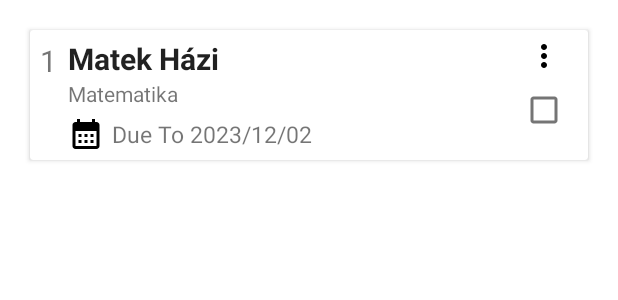
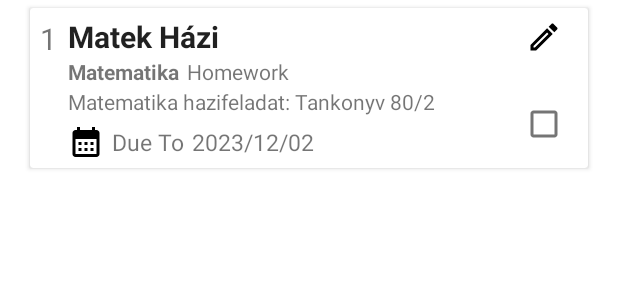
Before and after one commit to net0218game/ClassMate-HYPE, an Android app: the layout todo_item.xml on its own in the app's theme, with its tools: preview values and no code run, on a phone screen of 412 x 824 dp. Shown: the top 300 px of the screen. Run offline under Robolectric (Android 15) with nearby library versions, the phone set to English and light mode, and no system bars.

Commit message:
To Do List

```diff
--- a/ClassMate/app/src/main/java/com/example/classmate/ui/AddTodoActivity.java
+++ b/ClassMate/app/src/main/java/com/example/classmate/ui/AddTodoActivity.java
@@ -103,15 +103,16 @@ public class AddTodoActivity extends AppCompatActivity {
             @Override
             public void onClick(View v) {
 
-                String title, subject, dueDate, description;
+                String title, subject, category, dueDate, description;
                 title = todoTitleInput.getText().toString();
                 subject = subjectSpinner.getText().toString();
+                category = categorySpinner.getText().toString();
                 dueDate = dateInput.getText().toString();
                 description = noteInput.getText().toString();
 
                 FirebaseUser user = mAuth.getCurrentUser();
 
-                TodoItem todoItem = new TodoItem(title, subject, dueDate, description, Boolean.FALSE);
+                TodoItem todoItem = new TodoItem(title, subject, category, dueDate, description, Boolean.FALSE);
 
                 // nem mindenkeppen kell a .getInstace()-be a link de neha buta:( es kell neki
                 dbReference = FirebaseDatabase.getInstance("https://classmate-140fd-default-rtdb.firebaseio.com/").getReference();
--- a/ClassMate/app/src/main/java/com/example/classmate/ui/todo/TodoFragment.java
+++ b/ClassMate/app/src/main/java/com/example/classmate/ui/todo/TodoFragment.java
@@ -80,6 +80,7 @@ public class TodoFragment extends Fragment {
                         todo.add(4, Objects.requireNonNull(classDataSnapshot.child("done").getValue()).toString());
                         todo.add(5, Objects.requireNonNull(snapshot.child("Subjects/" + user.getUid() + "/" + classDataSnapshot.child("subject").getValue()).child("color").getValue()).toString());
                         todo.add(6, Objects.requireNonNull(Objects.requireNonNull(classDataSnapshot.child("subject").getRef().getParent()).getKey()));
+                        todo.add(7, Objects.requireNonNull(classDataSnapshot.child("category").getValue()).toString());
                         Log.d("todo list", todo.toString());
                         todoList.add(todo);
                     }
--- a/ClassMate/app/src/main/res/layout/todo_item.xml
+++ b/ClassMate/app/src/main/res/layout/todo_item.xml
@@ -4,7 +4,8 @@
     android:id="@+id/todoCard"
     android:layout_width="match_parent"
     android:layout_height="wrap_content"
-    android:layout_margin="20dp"
+    android:layout_marginHorizontal="20dp"
+    android:layout_marginVertical="5dp"
     app:contentPadding="5dp"
     android:gravity="top|center_vertical">
 
@@ -34,11 +35,37 @@
             android:textSize="20dp"
             android:textStyle="bold" />
 
+
+    <LinearLayout
+        android:layout_width="wrap_content"
+        android:layout_height="match_parent"
+        android:layout_weight="1"
+        android:gravity="center_vertical"
+        android:orientation="horizontal">
+
         <TextView
             android:id="@+id/todoSubject"
             android:layout_width="wrap_content"
             android:layout_height="wrap_content"
-            android:text="Matematika" />
+            android:text="Matematika"
+            android:textStyle="bold" />
+
+        <TextView
+            android:id="@+id/todoCategory"
+            android:layout_width="wrap_content"
+            android:layout_height="wrap_content"
+            android:layout_marginLeft="5dp"
+            android:text="Homework"/>
+
+    </LinearLayout>
+
+
+        <TextView
+            android:id="@+id/todoDescription"
+            android:layout_width="wrap_content"
+            android:layout_height="wrap_content"
+            android:maxLines="1"
+            android:text="Matematika hazifeladat: Tankonyv 80/2" />
 
         <LinearLayout
             android:layout_width="wrap_content"
@@ -54,11 +81,17 @@
                 app:srcCompat="@drawable/baseline_calendar_month_24" />
 
             <TextView
+                android:layout_width="wrap_content"
+                android:layout_height="wrap_content"
+                android:layout_marginLeft="5dp"
+                android:text="Due To"
+                android:textSize="15dp" />
+            <TextView
                 android:id="@+id/todoDueDate"
                 android:layout_width="wrap_content"
                 android:layout_height="wrap_content"
                 android:layout_marginLeft="5dp"
-                android:text="Due To 2023/12/02"
+                android:text="2023/12/02"
                 android:textSize="15dp" />
         </LinearLayout>
 
@@ -68,17 +101,19 @@
         android:layout_width="wrap_content"
         android:layout_height="match_parent"
         android:layout_gravity="right"
-        android:gravity="center_horizontal"
         android:orientation="vertical">
 
         <ImageView
             android:id="@+id/todoEdit"
             android:layout_width="wrap_content"
             android:layout_height="wrap_content"
-            app:srcCompat="@drawable/baseline_more_vert_24" />
+            android:padding="2dp"
+            android:layout_gravity="center_horizontal"
+            app:srcCompat="@drawable/outline_edit_24" />
 
         <CheckBox
             android:id="@+id/todoCheckBox"
+            android:layout_marginTop="20dp"
             android:layout_width="wrap_content"
             android:layout_height="wrap_content" />
     </LinearLayout>
```
Also changed, not shown: ClassMate/app/src/main/java/com/example/classmate/ui/dialog/EditTodoDialog.java (+38 -1 lines), ClassMate/app/src/main/java/com/example/classmate/ui/todo/TodoAdapter.java (+29 -6 lines).
